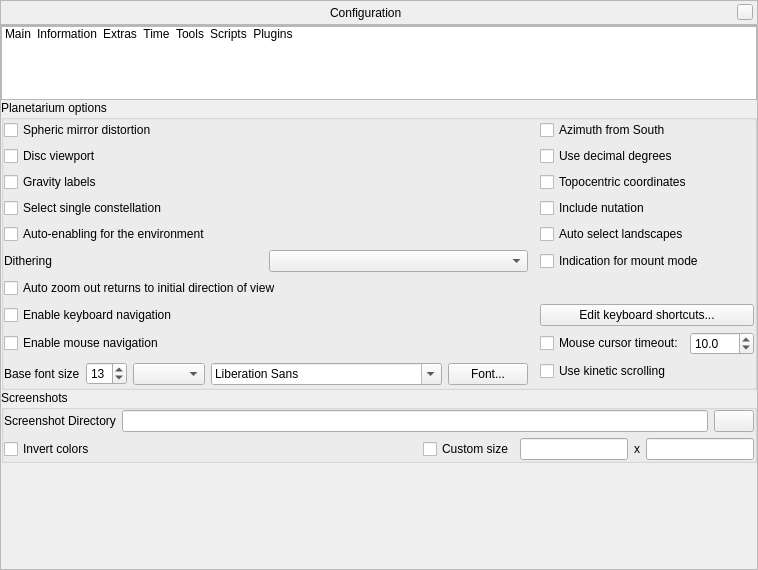
First picture: the form in src/gui/configurationDialog.ui, repository Stellarium/stellarium, before the edit.
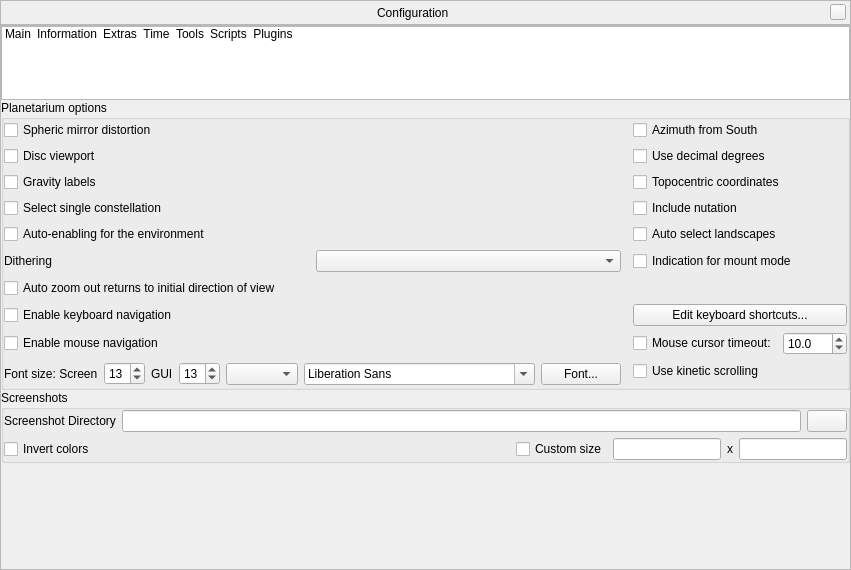
Second picture: the form after the edit. Icons and pictures are not drawn. Custom widgets are drawn as their Qt base class.

Commit message: Font changes - Split GUI font size from screen font size - Store font-related changes

```diff
--- a/src/gui/configurationDialog.ui
+++ b/src/gui/configurationDialog.ui
@@ -6,7 +6,7 @@
    <rect>
     <x>0</x>
     <y>0</y>
-    <width>664</width>
+    <width>681</width>
     <height>570</height>
    </rect>
   </property>
@@ -1976,7 +1976,7 @@
                <item>
                 <widget class="QLabel" name="baseFontSizeLabel">
                  <property name="text">
-                  <string>Base font size</string>
+                  <string>Font size: Screen</string>
                  </property>
                 </widget>
                </item>
@@ -1993,6 +1993,26 @@
                  </property>
                 </widget>
                </item>
+               <item>
+                <widget class="QLabel" name="guiFontSizeLabel">
+                 <property name="text">
+                  <string>GUI</string>
+                 </property>
+                </widget>
+               </item>
+               <item>
+                <widget class="QSpinBox" name="guiFontSizeSpinBox">
+                 <property name="minimum">
+                  <number>7</number>
+                 </property>
+                 <property name="maximum">
+                  <number>25</number>
+                 </property>
+                 <property name="value">
+                  <number>13</number>
+                 </property>
+                </widget>
+               </item>
                <item>
                 <widget class="QComboBox" name="fontWritingSystemComboBox"/>
                </item>
```
The commit also changes 4 other files.
